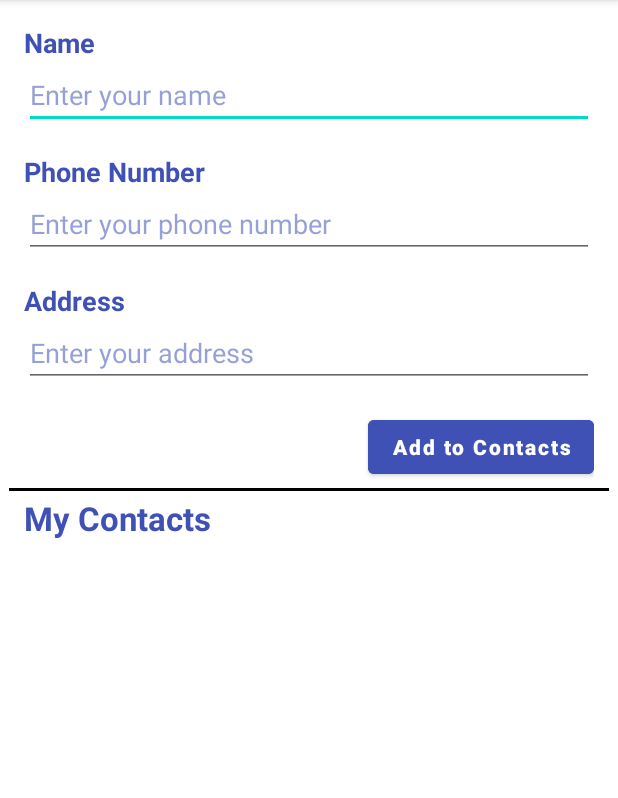
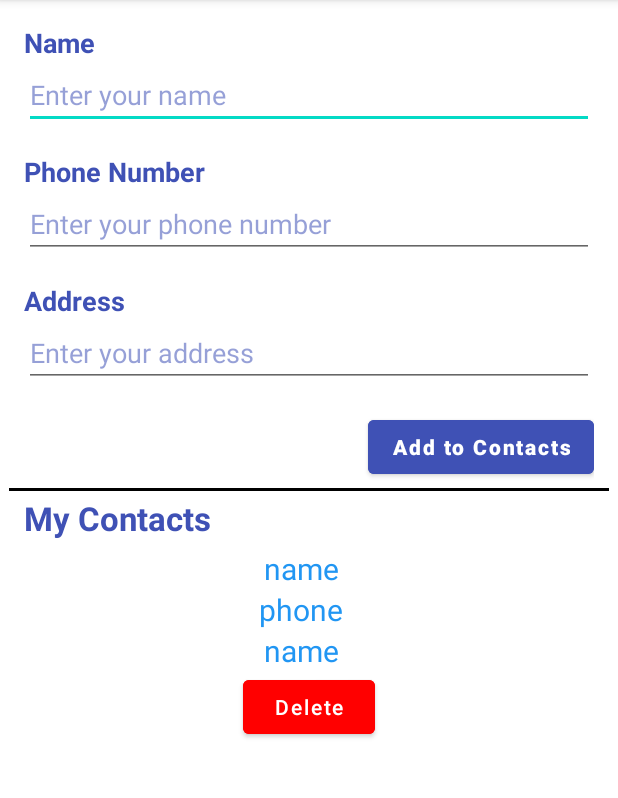
Before and after one commit to HazemAhmed2002/Assignment_1, an Android app: the screen it shows after launch (MainActivity), after a tap on "Add to Contacts", on a phone screen of 412 x 824 dp, the part 84-882 px from its top. Run offline under Robolectric (Android 15) with nearby library versions, the phone set to English and light mode, and no system bars; our stand-ins replace Firebase (no records; nobody signed in at launch, a user with empty details on screens opened directly); 4 statements that could not run were skipped.

Commit message:
edit now

```diff
--- a/app/src/main/java/com/hzmahmed/assignment_1/MainActivity.kt
+++ b/app/src/main/java/com/hzmahmed/assignment_1/MainActivity.kt
@@ -46,9 +46,15 @@ class MainActivity : AppCompatActivity() {
             listAdapter.addItem(name,phoneNum,address)
             listAdapter.notifyItemChanged(changingConfigurations)
 
+
             binding.editTextName.text.clear()
             binding.editTextNumber.text.clear()
             binding.editTextAddress.text.clear()
+
+
+            listAdapter.notifyDataSetChanged()
+            Toast.makeText(applicationContext, "List Refresh", Toast.LENGTH_SHORT).show()
+            binding.refreshLayout01.isRefreshing = false
         }
 
         binding.recyclerview01.apply {
@@ -57,6 +63,7 @@ class MainActivity : AppCompatActivity() {
             setHasFixedSize(true)
         }
 
+
         binding.refreshLayout01.setOnRefreshListener {
             listAdapter.notifyDataSetChanged()
             Toast.makeText(applicationContext, "List Refresh", Toast.LENGTH_SHORT).show()
```
